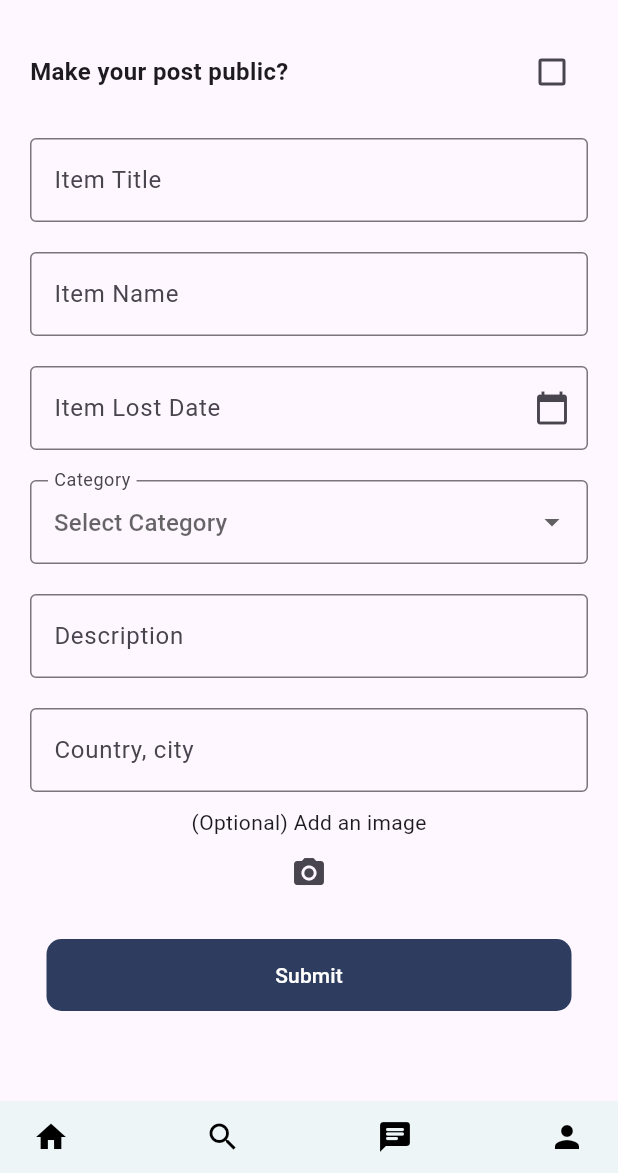
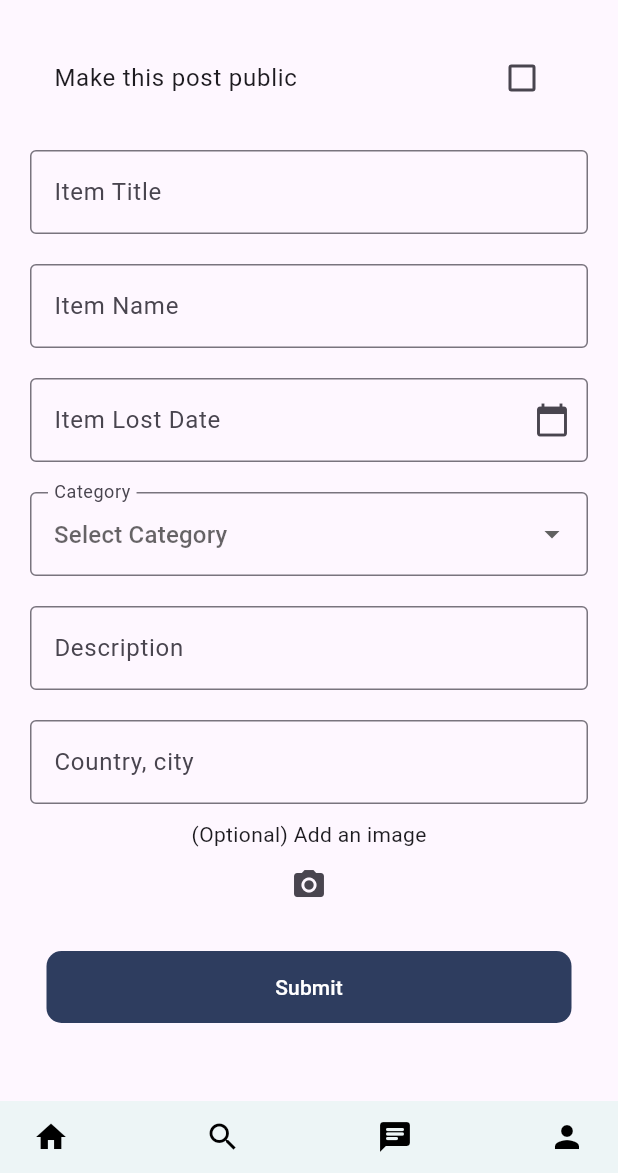
Before and after one commit to Hawraa91/Lost-and-found-App, a Flutter app: the LostItem screen opened by its route, on a phone screen of 412 x 824 dp, the part 63-1236 px from its top. Run offline on Flutter 3.47's test engine with Material 3 defaults, Android fonts, the phone set to English and light mode, and no system bars; our stand-ins replace cloud_firestore, firebase_auth, firebase_core, firebase_storage, flutter_speed_dial, geolocator and 1 more; accounts and stored records are empty.

```diff
--- a/lib/screens/post/modelView/lostItem.dart
+++ b/lib/screens/post/modelView/lostItem.dart
@@ -31,9 +31,8 @@ class _LostItemState extends State<LostItem> {
   final TextEditingController _itemLostDateController = TextEditingController();
   final TextEditingController _categoryController = TextEditingController();
   final TextEditingController _descriptionController = TextEditingController();
-  final TextEditingController _locationFoundController =
-  TextEditingController(); // Location found controller
-  bool isPublic = true; // Hold the toggle state
+  final TextEditingController _locationFoundController = TextEditingController(); // Location found controller
+  bool isPublic = false; // Initialize to false
   String imageUrl = '';
 
   @override
@@ -286,7 +285,6 @@ class _LostItemState extends State<LostItem> {
     );
   }
 
-
   Widget _buildButton(String label, Function() onPressed) {
     return Padding(
       padding: const EdgeInsets.symmetric(vertical: 10),
@@ -322,18 +320,8 @@ class _CheckBoxWidgetState extends State<CheckBoxWidget> {
 
   @override
   Widget build(BuildContext context) {
-    return Row(
-      children: [
-        const Expanded(
-          child: Text(
-            'Make your post public?',
-            style: TextStyle(
-              fontWeight: FontWeight.bold,
-              fontSize: 16,
-            ),
-          ),
-        ),
-        Checkbox(
+    return CheckboxListTile(
+      title: const Text('Make this post public'),
       value: isChecked,
       onChanged: (bool? value) {
         setState(() {
@@ -341,8 +329,6 @@ class _CheckBoxWidgetState extends State<CheckBoxWidget> {
         });
         widget.onCheckedChanged(isChecked);
       },
-        ),
-      ],
     );
   }
 }
```
Lines whose indentation alone changed are shown as unchanged.
